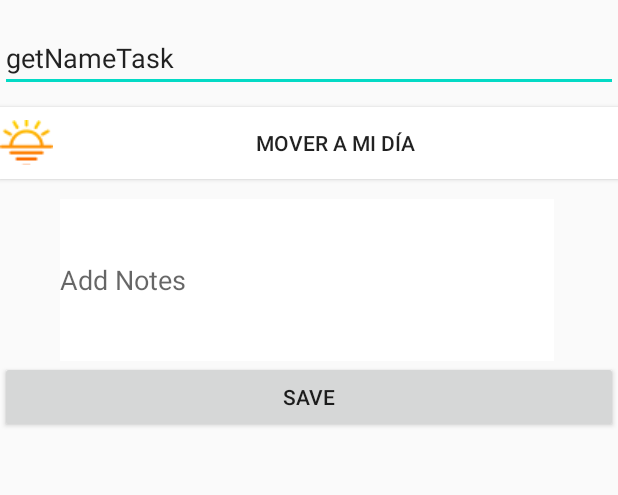
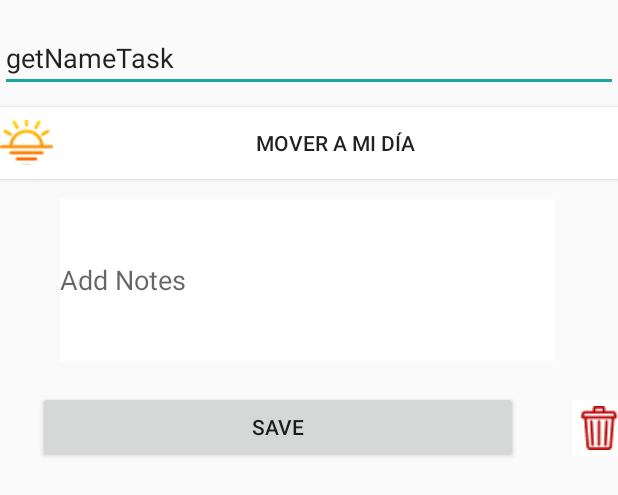
Before and after one commit to valentinavera/dothings, an Android app: the layout fragment_modal_edit_task.xml on its own in the app's theme, with its tools: preview values and no code run, on a phone screen of 412 x 824 dp. Shown: the top 495 px of the screen. Run offline under Robolectric (Android 15) with nearby library versions, the phone set to English and light mode, and no system bars.

Commit message:
style change

```diff
--- a/app/src/main/java/edu/unicauca/main/MainActivity.java
+++ b/app/src/main/java/edu/unicauca/main/MainActivity.java
@@ -4,6 +4,7 @@ import android.content.Intent;
 import android.os.Bundle;
 import android.view.View;
 
+import androidx.appcompat.app.ActionBar;
 import androidx.appcompat.app.AppCompatActivity;
 
 public class MainActivity extends AppCompatActivity {
@@ -11,6 +12,11 @@ public class MainActivity extends AppCompatActivity {
     @Override
     protected void onCreate(Bundle savedInstanceState) {
         super.onCreate(savedInstanceState);
+
+        ActionBar actionBar = getSupportActionBar();
+        actionBar.setDisplayShowHomeEnabled(true);
+        actionBar.setIcon(R.mipmap.ic_launcher);
+
         setContentView(R.layout.activity_main);
     }
 
--- a/app/src/main/java/edu/unicauca/main/MenuActivity.java
+++ b/app/src/main/java/edu/unicauca/main/MenuActivity.java
@@ -3,6 +3,7 @@ package edu.unicauca.main;
 import android.os.Bundle;
 import android.view.View;
 
+import androidx.appcompat.app.ActionBar;
 import androidx.appcompat.app.AppCompatActivity;
 import androidx.fragment.app.FragmentTransaction;
 
@@ -21,6 +22,11 @@ public class MenuActivity extends AppCompatActivity {
     @Override
     protected void onCreate(Bundle savedInstanceState) {
         super.onCreate(savedInstanceState);
+
+        ActionBar actionBar = getSupportActionBar();
+        actionBar.setDisplayShowHomeEnabled(true);
+        actionBar.setIcon(R.mipmap.ic_launcher);
+
         setContentView(R.layout.activity_menu);
         taskModel = new TaskModel(getApplicationContext());//(getApplicationContext());
         taskfrag = TaskFragment.newInstance(taskModel);
--- a/app/src/main/res/drawable/button_edge.xml
+++ b/app/src/main/res/drawable/button_edge.xml
@@ -1,5 +1,5 @@
 <?xml version="1.0" encoding="utf-8"?>
 <shape xmlns:android="http://schemas.android.com/apk/res/android">
-    <solid android:color="#1FA4A4"></solid>
+    <solid android:color="@color/colorAccent"></solid>
     <corners android:radius="84dp"></corners>
 </shape>
--- /dev/null
+++ b/app/src/main/res/drawable/circle.xml
@@ -0,0 +1,5 @@
+<vector android:height="24dp" android:tint="#D3D3D3"
+    android:viewportHeight="24" android:viewportWidth="24"
+    android:width="24dp" xmlns:android="http://schemas.android.com/apk/res/android">
+    <path android:fillColor="@android:color/white" android:pathData="M12,12m-8,0a8,8 0,1 1,16 0a8,8 0,1 1,-16 0"/>
+</vector>
--- a/app/src/main/res/layout/fragment_modal_edit_task.xml
+++ b/app/src/main/res/layout/fragment_modal_edit_task.xml
@@ -32,11 +32,28 @@
         android:inputType="textMultiLine" />
 
 
-
-    <Button
-        android:id="@+id/saveButton"
+    <LinearLayout
         android:layout_width="match_parent"
         android:layout_height="wrap_content"
-        android:text="save"/>
+        android:orientation="horizontal"
+        android:layout_marginTop="20dp">
+
+        <Button
+            android:id="@+id/saveButton"
+            android:layout_width="320dp"
+            android:layout_height="wrap_content"
+            android:layout_marginLeft="25dp"
+            android:layout_marginRight="10dp"
+            android:text="save" />
+
+        <ImageButton
+            android:id="@+id/imageButton"
+            android:layout_width="43dp"
+            android:layout_height="wrap_content"
+            android:layout_gravity="right"
+            android:layout_marginLeft="22dp"
+            android:backgroundTint="@color/white"
+            android:src="@drawable/delete" />
+    </LinearLayout>
 
 </LinearLayout>
--- a/app/src/main/res/values/colors.xml
+++ b/app/src/main/res/values/colors.xml
@@ -2,6 +2,7 @@
 <resources>
     <color name="colorPrimary">#6200EE</color>
     <color name="colorPrimaryDark">#3700B3</color>
-    <color name="colorAccent">#03DAC5</color>
+    <color name="colorAccent">#1FA4A4</color>
     <color name="white">#FFFFFF</color>
+    <color name="black">#000000</color>
 </resources>
--- a/app/src/main/res/values/strings.xml
+++ b/app/src/main/res/values/strings.xml
@@ -1,5 +1,5 @@
 <resources>
-    <string name="app_name">doThings</string>
+    <string name="app_name">DO-THINGS</string>
     <string name="Comenzar">Let\'s start</string>
     <string name="icono">icon</string>
     <string name="do_things" translatable="false">DO THINGS</string>
--- a/app/src/main/res/values/styles.xml
+++ b/app/src/main/res/values/styles.xml
@@ -2,9 +2,10 @@
     <!-- Base application theme. -->
     <style name="AppTheme" parent="Theme.AppCompat.Light.DarkActionBar">
         <!-- Customize your theme here. -->
-        <item name="colorPrimary">@color/colorPrimary</item>
-        <item name="colorPrimaryDark">@color/colorPrimaryDark</item>
+        <item name="colorPrimary">@color/white</item>
+        <item name="colorPrimaryDark">@color/colorAccent</item>
         <item name="colorAccent">@color/colorAccent</item>
+        <item name="titleTextColor">@color/black</item>
     </style>
 
     <style name="ConstrainLayout" />
```
Also changed, not shown: app/src/main/res/layout/tareas_view.xml (+5 -3 lines), app/src/main/res/drawable/delete.png (added).
